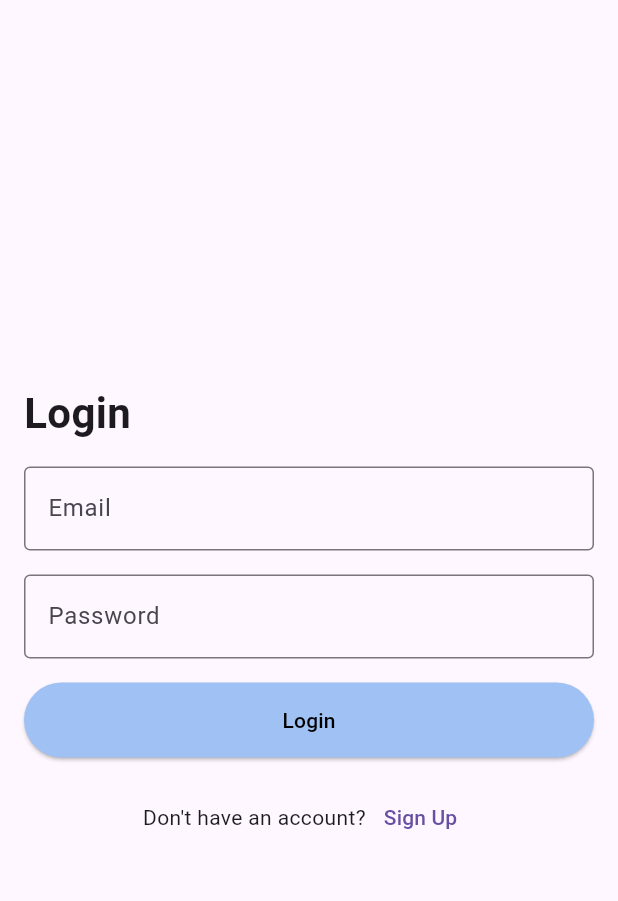
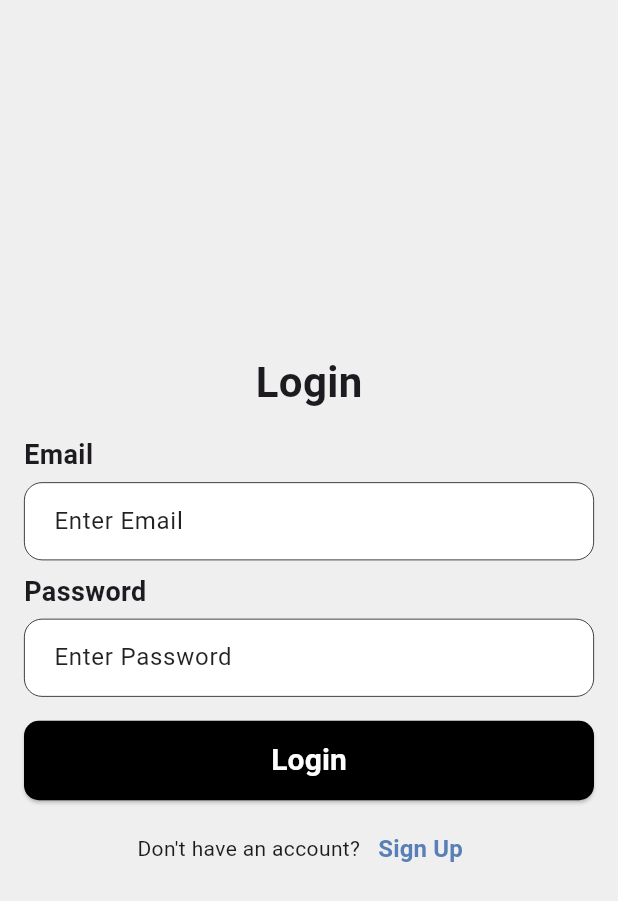
Before and after one commit to major-project326/case_flow_management, a Flutter app: the screen it shows after launch, item 3 of the bottom bar chosen, after a tap on "Log Out", on a phone screen of 412 x 824 dp. Shown: the top 901 px of the screen. Run offline on Flutter 3.47's test engine with Material 3 defaults, Android fonts, the phone set to English and light mode, and no system bars; our stand-ins replace firebase_core, get; accounts and stored records are empty.

Commit message:
Login register UI modified

```diff
--- a/lib/res/theme/theme.dart
+++ b/lib/res/theme/theme.dart
@@ -1,5 +1,6 @@
 import 'package:flutter/material.dart';
 
 class AppTheme {
-  static final ThemeData lightAppTheme = ThemeData();
+  static final ThemeData lightAppTheme =
+      ThemeData(scaffoldBackgroundColor: Color(0xFFEFEFEF));
 }
--- a/lib/view/screens/add_case_page.dart
+++ b/lib/view/screens/add_case_page.dart
@@ -85,7 +85,7 @@ class _AddCasePageState extends State<AddCasePage> {
                     mainAxisAlignment: MainAxisAlignment.spaceBetween,
                     children: [
                       Visibility(
-                        visible: true,
+                        visible: _currentPage != 0,
                         child: Expanded(
                           child: GestureDetector(
                             onTap: () {
@@ -121,8 +121,8 @@ class _AddCasePageState extends State<AddCasePage> {
                           ),
                         ),
                       ),
-                      const SizedBox(
-                        width: 10,
+                      SizedBox(
+                        width: _currentPage != 0 ? 10 : 0,
                       ),
                       Expanded(
                         child: GestureDetector(
--- a/lib/view/screens/bottom_nav.dart
+++ b/lib/view/screens/bottom_nav.dart
@@ -1,4 +1,6 @@
 import 'package:flutter/material.dart';
+import 'package:get/get.dart';
+import 'package:major_project/view/screens/add_case_page.dart';
 import 'package:major_project/view/screens/cases_list_page.dart';
 import 'package:major_project/view/screens/dashboard_page.dart';
 import 'package:major_project/view/screens/profile_page.dart';
@@ -44,7 +46,9 @@ class _BottomNavPageState extends State<BottomNavPage> {
       ),
       floatingActionButton: _currentIndex == 1
           ? FloatingActionButton(
-              onPressed: () {},
+              onPressed: () {
+                Get.to(() => const AddCasePage());
+              },
               backgroundColor: Colors.black,
               foregroundColor: Colors.white,
               child: Center(
--- a/lib/view/screens/cases_list_page.dart
+++ b/lib/view/screens/cases_list_page.dart
@@ -1,8 +1,10 @@
 import 'package:flutter/material.dart';
+import 'package:get/get.dart';
 import 'package:major_project/models/case_model.dart';
 import 'package:major_project/res/constants/dummy_data.dart';
 import 'package:major_project/view/components/case_status_card.dart';
 import 'package:major_project/view/components/custom_input_field.dart';
+import 'package:major_project/view/screens/case_filters_page.dart';
 
 class CaseListPage extends StatefulWidget {
   CaseListPage({super.key});
@@ -23,6 +25,7 @@ class _CaseListPageState extends State<CaseListPage> {
   @override
   Widget build(BuildContext context) {
     return Scaffold(
+      backgroundColor: const Color(0xFFEFEFEF),
       appBar: AppBar(
         title: Text(
           'CASES',
@@ -48,7 +51,9 @@ class _CaseListPageState extends State<CaseListPage> {
                 prefixIcon: Icons.search,
               )),
               IconButton(
-                  onPressed: () {},
+                  onPressed: () {
+                    Get.to(() => CaseFiltersPage());
+                  },
                   icon: Icon(
                     Icons.filter_alt_outlined,
                     size: 35,
--- /dev/null
+++ b/lib/view/screens/login_page1.dart
@@ -0,0 +1,103 @@
+import 'package:flutter/material.dart';
+import 'package:get/get.dart';
+import 'package:major_project/view/components/custom_input_field.dart';
+import 'package:major_project/view/screens/bottom_nav.dart';
+import 'package:major_project/view/screens/register_page.dart';
+
+class LoginPage extends StatelessWidget {
+  final TextEditingController emailController = TextEditingController();
+  final TextEditingController passwordController = TextEditingController();
+
+  LoginPage({super.key});
+
+  @override
+  Widget build(BuildContext context) {
+    return Scaffold(
+      body: Center(
+        child: SingleChildScrollView(
+          child: Padding(
+            padding: const EdgeInsets.all(16.0),
+            child: Column(
+              mainAxisAlignment: MainAxisAlignment.center,
+              crossAxisAlignment: CrossAxisAlignment.start,
+              children: [
+                Align(
+                  alignment: Alignment.topCenter,
+                  child: Text(
+                    'Login',
+                    style: TextStyle(fontSize: 28, fontWeight: FontWeight.bold),
+                  ),
+                ),
+                SizedBox(height: 16),
+                CustomInputField(
+                  controller: emailController,
+                  hintText: "Enter Email",
+                  labelText: "Email",
+                ),
+                SizedBox(height: 8),
+                CustomInputField(
+                  controller: passwordController,
+                  hintText: "Enter Password",
+                  labelText: "Password",
+                ),
+                SizedBox(height: 16),
+                SizedBox(
+                  width: double.infinity,
+                  child: ElevatedButton(
+                    onPressed: () {
+                      Navigator.push(
+                          context,
+                          MaterialPageRoute(
+                              builder: (context) => BottomNavPage()));
+                      String email = emailController.text;
+                      String password = passwordController.text;
+                      if (email.isNotEmpty && password.isNotEmpty) {
+                        print('Login successful');
+                      } else {
+                        print('Please fill in all fields');
+                      }
+                    },
+                    style: ElevatedButton.styleFrom(
+                      backgroundColor: Colors.black,
+                      foregroundColor: Colors.white,
+                      shape: RoundedRectangleBorder(
+                        borderRadius: BorderRadius.circular(10),
+                      ),
+                      padding: const EdgeInsets.symmetric(
+                          vertical: 12, horizontal: 20),
+                    ),
+                    child: Text(
+                      'Login',
+                      style:
+                          TextStyle(fontSize: 20, fontWeight: FontWeight.bold),
+                    ),
+                  ),
+                ),
+                SizedBox(height: 8),
+                Row(
+                  mainAxisAlignment: MainAxisAlignment.center,
+                  children: [
+                    Text("Don't have an account?"),
+                    TextButton(
+                      onPressed: () {
+                        Get.off(() => RegisterPage());
+                      },
+                      child: Text(
+                        'Sign Up',
+                        style: TextStyle(
+                          fontSize: 16,
+                          fontWeight: FontWeight.bold,
+                          color: Color.fromARGB(255, 89, 127, 183),
+                        ),
+                      ),
+                    ),
+                  ],
+                ),
+              ],
+            ),
+          ),
+        ),
+      ),
+    );
+  }
+}
--- a/lib/view/screens/profile_page.dart
+++ b/lib/view/screens/profile_page.dart
@@ -1,7 +1,7 @@
 import 'package:flutter/material.dart';
 import 'package:get/get.dart';
 import 'package:major_project/view/screens/about_page.dart';
-import 'package:major_project/view/screens/login_page.dart';
+import 'package:major_project/view/screens/login_page1.dart';
 
 class ProfilePage extends StatelessWidget {
   const ProfilePage({super.key});
```
Also changed, not shown: lib/res/constants/constants.dart (+13 -0 lines), lib/view/components/forms/details_confirmation.dart (+87 -3 lines), lib/view/screens/case_filters_page.dart (added, +309 -0 lines), lib/view/screens/register_page.dart (added, +114 -0 lines).
